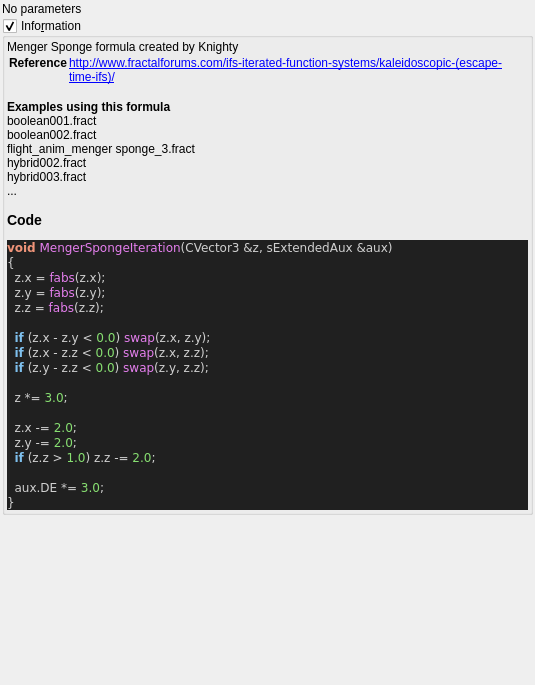
This is mandelbulber2/qt_data/fractal_menger_sponge.ui in buddhi1980/mandelbulber2 as Qt 5 draws it before an edit. The edited form follows.
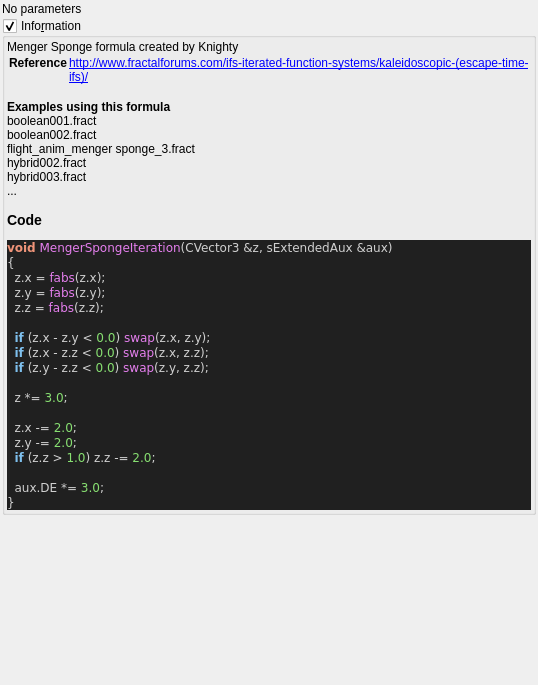
This is the edited form. Custom widgets are drawn as their Qt base class.

Patch:
```diff
--- a/mandelbulber2/qt_data/fractal_menger_sponge.ui
+++ b/mandelbulber2/qt_data/fractal_menger_sponge.ui
@@ -6,7 +6,7 @@
    <rect>
     <x>0</x>
     <y>0</y>
-    <width>535</width>
+    <width>538</width>
     <height>685</height>
    </rect>
   </property>
```
Left out of the diff: 3 changed lines with no effect on the pictures.
